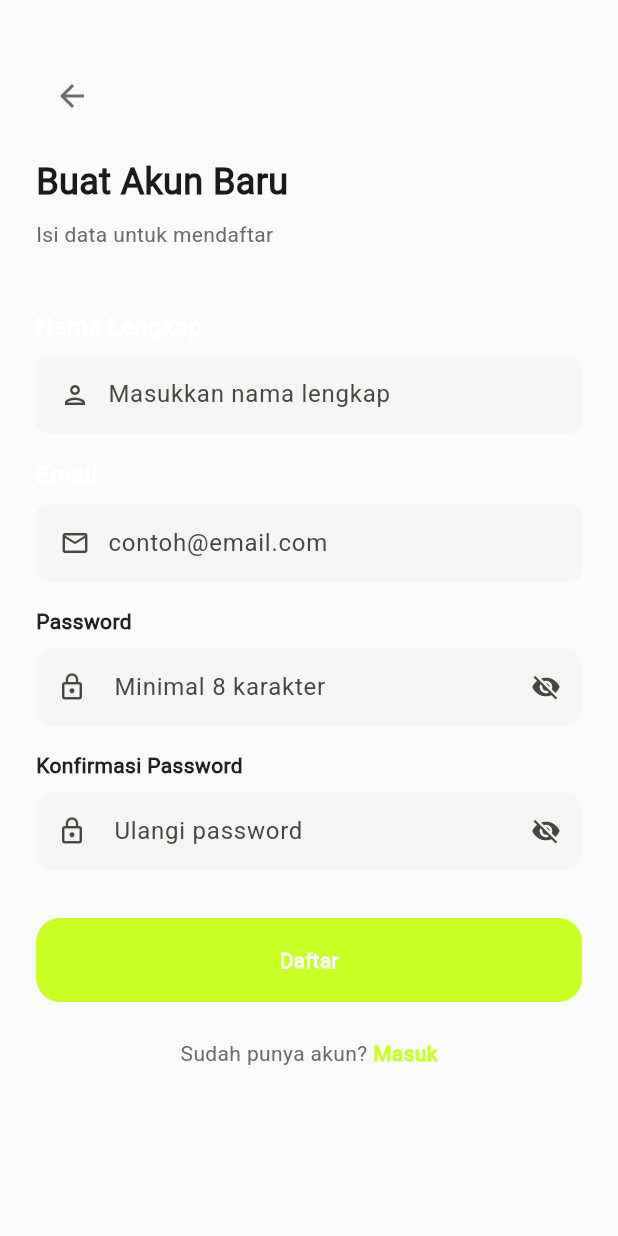
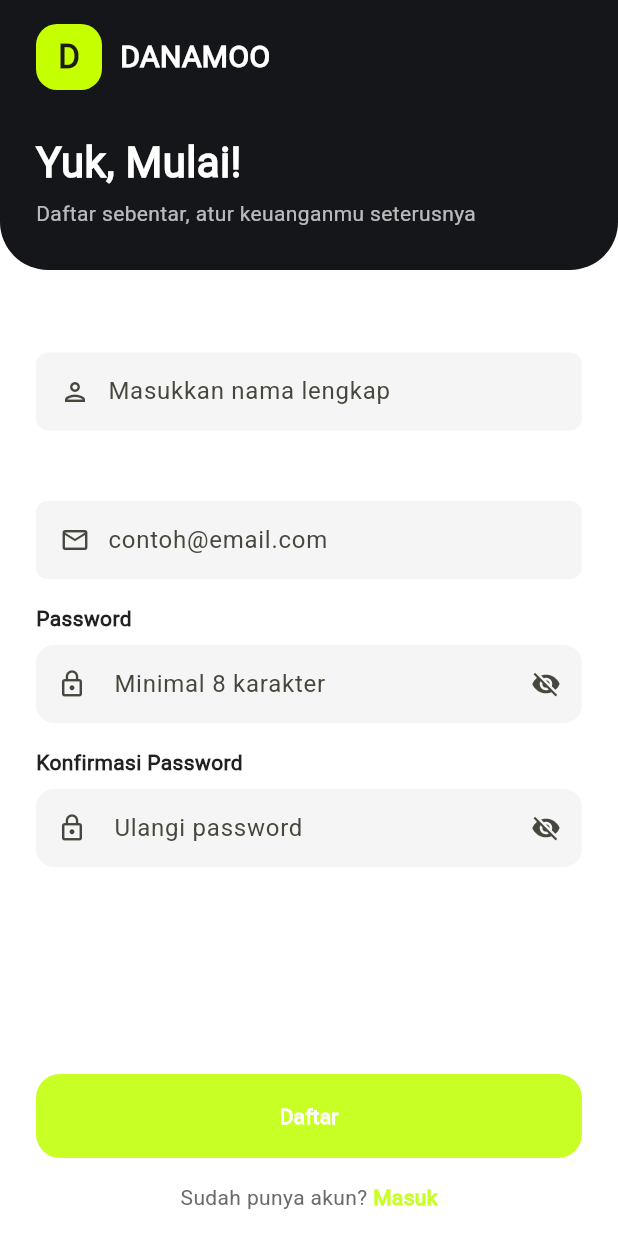
Before and after one commit to rafiach/danamooV2, a Flutter app: the screen it shows after launch, after a tap on "Masuk", after a tap on "Daftar", on a phone screen of 412 x 824 dp. Run offline on Flutter 3.47's test engine with Material 3 defaults, Android fonts, the phone set to English and light mode, and no system bars; our stand-ins replace cloud_firestore, firebase_auth, firebase_core, fl_chart, flutter_local_notifications, lucide_icons_flutter and 3 more; missing offline and left inert: excel, file_saver; accounts and stored records are empty; Roboto replaces fonts that are missing (Poppins).

Commit message:
update UI auth system

```diff
--- a/lib/features/auth/view/login_view.dart
+++ b/lib/features/auth/view/login_view.dart
@@ -1,3 +1,4 @@
+import 'package:danamoo/features/auth/view/widget/auth_header.dart';
 import 'package:flutter/material.dart';
 import 'package:provider/provider.dart';
 
@@ -38,10 +39,7 @@ class _LoginViewState extends State<LoginView> {
     );
 
     if (!success && mounted) {
-      Utils.showErrorSnackbar(
-        context,
-        auth.errorMessage ?? 'Login gagal',
-      );
+      Utils.showErrorSnackbar(context, auth.errorMessage ?? 'Login gagal');
     }
   }
 
@@ -50,32 +48,25 @@ class _LoginViewState extends State<LoginView> {
     final auth = context.watch<AuthProvider>();
 
     return Scaffold(
-      backgroundColor: Constant.bgNeutral,
-      body: SafeArea(
+      backgroundColor: Colors.white, // samakan dengan register
+      body: Form(
+        key: _formKey,
+        child: Column(
+          children: [
+            Expanded(
               child: SingleChildScrollView(
-          padding: const EdgeInsets.symmetric(horizontal: 24, vertical: 40),
-          child: Form(
-            key: _formKey,
                 child: Column(
                   crossAxisAlignment: CrossAxisAlignment.start,
                   children: [
-                // Header
-                Text(
-                  'Selamat Datang',
-                  style: Constant.h3.copyWith(
-                    fontWeight: FontWeight.bold,
-                    color: Constant.textPrimary,
+                    const AuthHeader(
+                      title: 'Yuk, Lanjutin!',
+                      subtitle: 'Masuk dulu buat lanjut pantau keuanganmu',
                     ),
-                ),
-                const SizedBox(height: 8),
-                Text(
-                  'Masuk untuk melanjutkan',
-                  style: Constant.bodyMedium.copyWith(
-                    color: Constant.textSecondary,
-                  ),
-                ),
-                const SizedBox(height: 40),
-
+                    Padding(
+                      padding: const EdgeInsets.fromLTRB(24, 24, 24, 16),
+                      child: Column(
+                        crossAxisAlignment: CrossAxisAlignment.start,
+                        children: [
                           // Email Field
                           CustomTextField.standard(
                             controller: _emailController,
@@ -112,36 +103,21 @@ class _LoginViewState extends State<LoginView> {
                               return null;
                             },
                           ),
-                const SizedBox(height: 32),
+                          const SizedBox(height: 12),
 
-                // Login Button
-                CustomButton.mainButton(
-                  label: 'Masuk',
-                  onPressed: _onLogin,
-                  isLoading: auth.isLoading,
-                  height: 56,
-                  borderRadius: 16,
-                ),
-                const SizedBox(height: 24),
-
-                // Register Link
-                Center(
-                  child: Row(
-                    mainAxisSize: MainAxisSize.min,
-                    children: [
-                      Text(
-                        'Belum punya akun? ',
-                        style: Constant.bodyMedium.copyWith(
-                          color: Constant.textSecondary,
-                        ),
-                      ),
-                      GestureDetector(
-                        onTap: () =>
-                            CustomNavigator.push(context, const RegisterView()),
+                          // Lupa Password
+                          Align(
+                            alignment: Alignment.centerRight,
+                            child: GestureDetector(
+                              onTap: () {
+                                // TODO: sambungkan ke flow reset password
+                              },
                               child: Text(
-                          'Daftar',
+                                'Lupa Password?',
                                 style: Constant.textSemiBold.copyWith(
                                   color: Constant.limeAccent,
+                                  fontSize: 13,
+                                ),
                               ),
                             ),
                           ),
@@ -152,6 +128,52 @@ class _LoginViewState extends State<LoginView> {
                 ),
               ),
             ),
+
+            // Bottom: tombol + link daftar
+            SafeArea(
+              top: false,
+              child: Padding(
+                padding: const EdgeInsets.fromLTRB(24, 8, 24, 16),
+                child: Column(
+                  mainAxisSize: MainAxisSize.min,
+                  children: [
+                    CustomButton.mainButton(
+                      label: 'Masuk',
+                      onPressed: _onLogin,
+                      isLoading: auth.isLoading,
+                      height: 56,
+                      borderRadius: 16,
+                    ),
+                    const SizedBox(height: 16),
+                    Row(
+                      mainAxisAlignment: MainAxisAlignment.center,
+                      children: [
+                        Text(
+                          'Belum punya akun? ',
+                          style: Constant.bodyMedium.copyWith(
+                            color: Constant.textSecondary,
+                          ),
+                        ),
+                        GestureDetector(
+                          onTap: () => CustomNavigator.push(
+                            context,
+                            const RegisterView(),
+                          ),
+                          child: Text(
+                            'Daftar',
+                            style: Constant.textSemiBold.copyWith(
+                              color: Constant.limeAccent,
+                            ),
+                          ),
+                        ),
+                      ],
+                    ),
+                  ],
+                ),
+              ),
+            ),
+          ],
+        ),
       ),
     );
   }
--- a/lib/features/auth/view/register_view.dart
+++ b/lib/features/auth/view/register_view.dart
@@ -1,3 +1,4 @@
+import 'package:danamoo/features/auth/view/widget/auth_header.dart';
 import 'package:flutter/material.dart';
 import 'package:provider/provider.dart';
 
@@ -41,10 +42,7 @@ class _RegisterViewState extends State<RegisterView> {
     );
 
     if (!success && mounted) {
-      Utils.showErrorSnackbar(
-        context,
-        auth.errorMessage ?? 'Registrasi gagal',
-      );
+      Utils.showErrorSnackbar(context, auth.errorMessage ?? 'Registrasi gagal');
     }
   }
 
@@ -53,41 +51,25 @@ class _RegisterViewState extends State<RegisterView> {
     final auth = context.watch<AuthProvider>();
 
     return Scaffold(
-      backgroundColor: Constant.bgNeutral,
-      body: SafeArea(
+      backgroundColor: Colors.white, // samakan dengan bg halaman login
+      body: Form(
+        key: _formKey,
+        child: Column(
+          children: [
+            Expanded(
               child: SingleChildScrollView(
-          padding: const EdgeInsets.symmetric(horizontal: 24, vertical: 40),
-          child: Form(
-            key: _formKey,
                 child: Column(
                   crossAxisAlignment: CrossAxisAlignment.start,
                   children: [
-                // Back Button
-                IconButton(
-                  onPressed: () => Navigator.pop(context),
-                  icon: const Icon(Icons.arrow_back),
-                  padding: EdgeInsets.zero,
-                  color: Constant.textSecondary,
+                    const AuthHeader(
+                      title: 'Yuk, Mulai!',
+                      subtitle: 'Daftar sebentar, atur keuanganmu seterusnya',
                     ),
-                const SizedBox(height: 16),
-
-                // Header
-                Text(
-                  'Buat Akun Baru',
-                  style: Constant.h3.copyWith(
-                    fontWeight: FontWeight.bold,
-                    color: Constant.textPrimary,
-                  ),
-                ),
-                const SizedBox(height: 8),
-                Text(
-                  'Isi data untuk mendaftar',
-                  style: Constant.bodyMedium.copyWith(
-                    color: Constant.textSecondary,
-                  ),
-                ),
-                const SizedBox(height: 40),
-
+                    Padding(
+                      padding: const EdgeInsets.fromLTRB(24, 24, 24, 16),
+                      child: Column(
+                        crossAxisAlignment: CrossAxisAlignment.start,
+                        children: [
                           // Name Field
                           CustomTextField.standard(
                             controller: _nameController,
@@ -160,9 +142,22 @@ class _RegisterViewState extends State<RegisterView> {
                               return null;
                             },
                           ),
-                const SizedBox(height: 32),
+                        ],
+                      ),
+                    ),
+                  ],
+                ),
+              ),
+            ),
 
-                // Register Button
+            // Bottom: tombol + link login (nempel di bawah seperti halaman login)
+            SafeArea(
+              top: false,
+              child: Padding(
+                padding: const EdgeInsets.fromLTRB(24, 8, 24, 16),
+                child: Column(
+                  mainAxisSize: MainAxisSize.min,
+                  children: [
                     CustomButton.mainButton(
                       label: 'Daftar',
                       onPressed: _onRegister,
@@ -170,12 +165,9 @@ class _RegisterViewState extends State<RegisterView> {
                       height: 56,
                       borderRadius: 16,
                     ),
-                const SizedBox(height: 24),
-
-                // Login Link
-                Center(
-                  child: Row(
-                    mainAxisSize: MainAxisSize.min,
+                    const SizedBox(height: 16),
+                    Row(
+                      mainAxisAlignment: MainAxisAlignment.center,
                       children: [
                         Text(
                           'Sudah punya akun? ',
@@ -194,10 +186,11 @@ class _RegisterViewState extends State<RegisterView> {
                         ),
                       ],
                     ),
-                ),
                   ],
                 ),
               ),
+            ),
+          ],
         ),
       ),
     );
--- /dev/null
+++ b/lib/features/auth/view/widget/auth_header.dart
@@ -0,0 +1,74 @@
+import 'package:flutter/material.dart';
+
+class AuthHeader extends StatelessWidget {
+  final String? title;
+  final String? subtitle;
+
+  const AuthHeader({super.key, this.title, this.subtitle});
+
+  @override
+  Widget build(BuildContext context) {
+    return Container(
+      width: double.infinity,
+      padding: EdgeInsets.fromLTRB(
+        24,
+        MediaQuery.of(context).padding.top + 16,
+        24,
+        28,
+      ),
+      decoration: const BoxDecoration(
+        color: Color(0xFF15161A), // ganti ke konstanta hitam di Constant
+        borderRadius: BorderRadius.vertical(bottom: Radius.circular(32)),
+      ),
+      child: Column(
+        crossAxisAlignment: CrossAxisAlignment.start,
+        children: [
+          Row(
+            children: [
+              Container(
+                width: 44,
+                height: 44,
+                alignment: Alignment.center,
+                decoration: BoxDecoration(
+                  color: const Color(0xFFC6FF00), // lime terang logo
+                  borderRadius: BorderRadius.circular(14),
+                ),
+                child: const Text(
+                  'D',
+                  style: TextStyle(fontSize: 22, fontWeight: FontWeight.w900),
+                ),
+              ),
+              const SizedBox(width: 12),
+              const Text(
+                'DANAMOO',
+                style: TextStyle(
+                  color: Colors.white,
+                  fontSize: 20,
+                  fontWeight: FontWeight.w900,
+                ),
+              ),
+            ],
+          ),
+          if (title != null) ...[
+            const SizedBox(height: 28),
+            Text(
+              title!,
+              style: const TextStyle(
+                color: Colors.white,
+                fontSize: 28,
+                fontWeight: FontWeight.w800,
+              ),
+            ),
+          ],
+          if (subtitle != null) ...[
+            const SizedBox(height: 4),
+            Text(
+              subtitle!,
+              style: const TextStyle(color: Colors.white70, fontSize: 14),
+            ),
+          ],
+        ],
+      ),
+    );
+  }
+}
```
Lines whose indentation alone changed are shown as unchanged.
